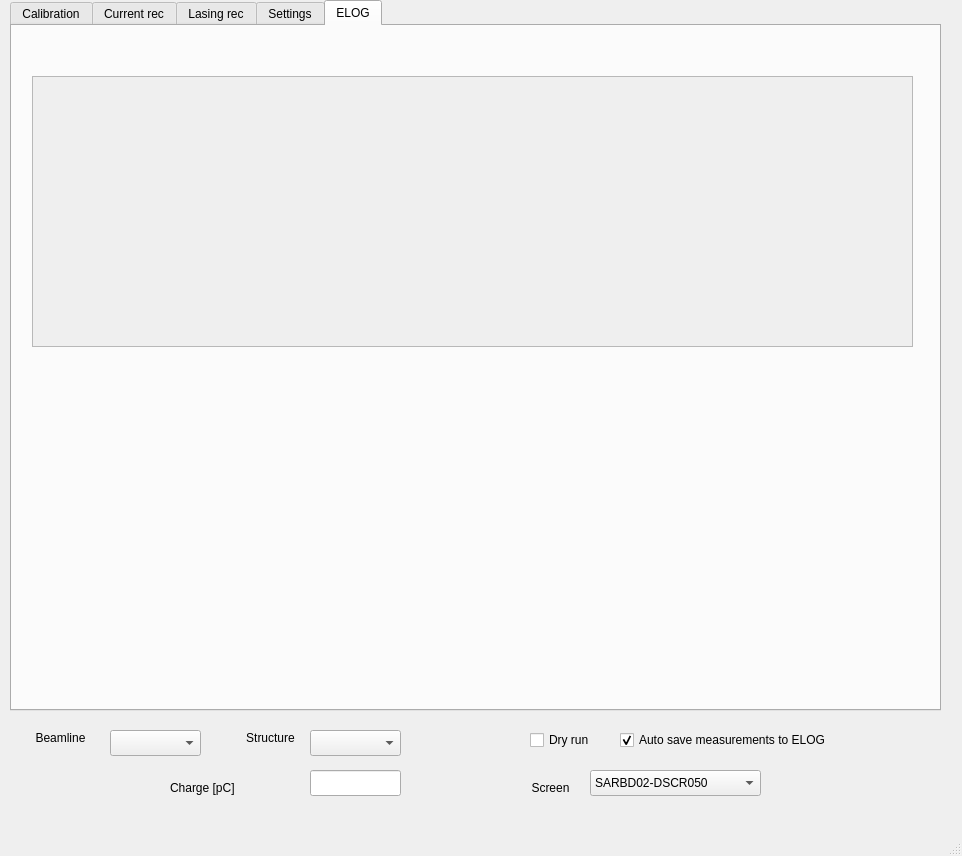
Above: gui.ui from pdijksta/PassiveWFMeasurement before the change. Below: the same form after it.
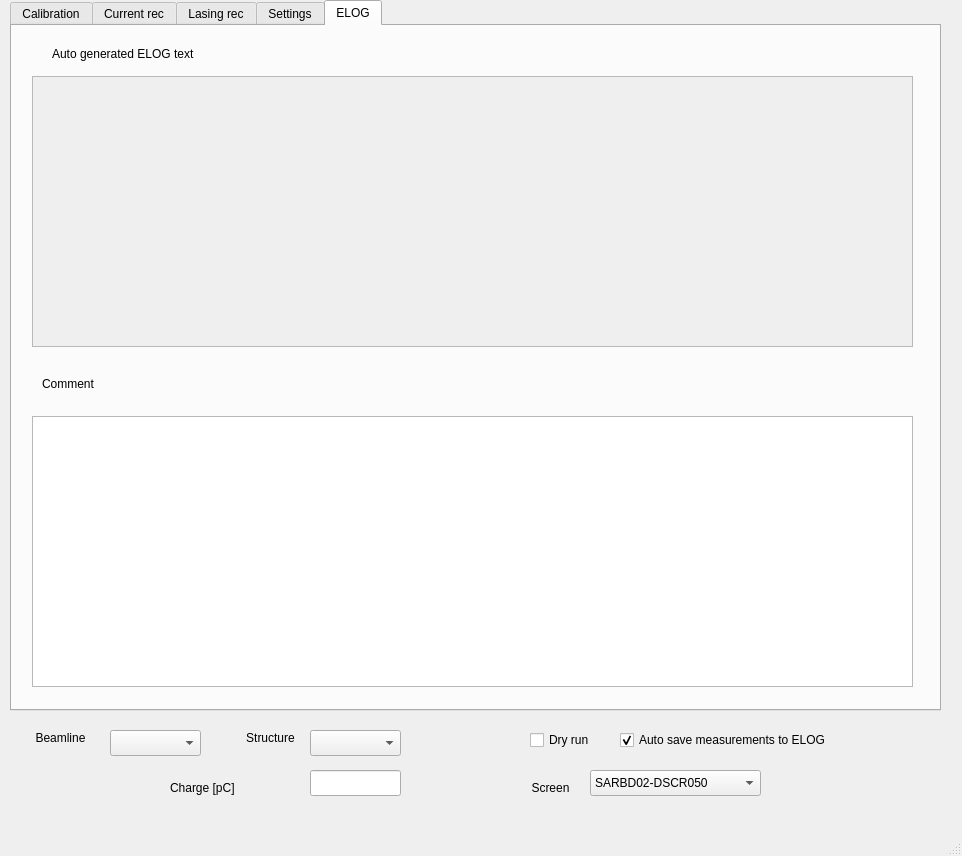
That is the form after the change. The open tabs and pages were chosen to show the change.

Patch:
```diff
--- a/gui.ui
+++ b/gui.ui
@@ -2795,6 +2795,51 @@
        </rect>
       </property>
      </widget>
+     <widget class="QPlainTextEdit" name="plainTextEdit_2">
+      <property name="enabled">
+       <bool>true</bool>
+      </property>
+      <property name="geometry">
+       <rect>
+        <x>20</x>
+        <y>390</y>
+        <width>881</width>
+        <height>271</height>
+       </rect>
+      </property>
+     </widget>
+     <widget class="QLabel" name="label_78">
+      <property name="geometry">
+       <rect>
+        <x>40</x>
+        <y>20</y>
+        <width>241</width>
+        <height>16</height>
+       </rect>
+      </property>
+      <property name="text">
+       <string>Auto generated ELOG text</string>
+      </property>
+      <property name="alignment">
+       <set>Qt::AlignLeading|Qt::AlignLeft|Qt::AlignVCenter</set>
+      </property>
+     </widget>
+     <widget class="QLabel" name="label_79">
+      <property name="geometry">
+       <rect>
+        <x>30</x>
+        <y>350</y>
+        <width>241</width>
+        <height>16</height>
+       </rect>
+      </property>
+      <property name="text">
+       <string>Comment</string>
+      </property>
+      <property name="alignment">
+       <set>Qt::AlignLeading|Qt::AlignLeft|Qt::AlignVCenter</set>
+      </property>
+     </widget>
     </widget>
    </widget>
    <widget class="QComboBox" name="StructureSelect">
```
Left out of the diff: 32 changed lines with no effect on the pictures.
